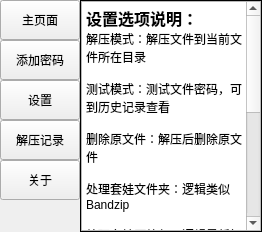
This is ui 原文件.ui in PPJUST/OnlyUnzip as Qt 5 draws it before an edit. The edited form follows.
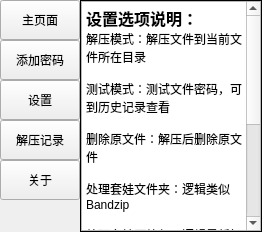
This is the edited form. The open tabs and pages were chosen to show the change.

Commit message: 更新文本

Diff of the .ui file:
```diff
--- a/ui 原文件.ui
+++ b/ui 原文件.ui
@@ -540,9 +540,9 @@
 &lt;p style=&quot;-qt-paragraph-type:empty; margin-top:0px; margin-bottom:0px; margin-left:0px; margin-right:0px; -qt-block-indent:0; text-indent:0px;&quot;&gt;&lt;br /&gt;&lt;/p&gt;
 &lt;p style=&quot; margin-top:0px; margin-bottom:0px; margin-left:0px; margin-right:0px; -qt-block-indent:0; text-indent:0px;&quot;&gt;处理套娃文件夹：逻辑类似Bandzip&lt;/p&gt;
 &lt;p style=&quot;-qt-paragraph-type:empty; margin-top:0px; margin-bottom:0px; margin-left:0px; margin-right:0px; -qt-block-indent:0; text-indent:0px;&quot;&gt;&lt;br /&gt;&lt;/p&gt;
-&lt;p style=&quot; margin-top:0px; margin-bottom:0px; margin-left:0px; margin-right:0px; -qt-block-indent:0; text-indent:0px;&quot;&gt;处理套娃压缩包：逻辑是将解压后的文件再次运行解压测试（偷懒的做法）&lt;/p&gt;
+&lt;p style=&quot; margin-top:0px; margin-bottom:0px; margin-left:0px; margin-right:0px; -qt-block-indent:0; text-indent:0px;&quot;&gt;处理套娃压缩包：逻辑是将解压后的文件再次运行解压&lt;/p&gt;
 &lt;p style=&quot;-qt-paragraph-type:empty; margin-top:0px; margin-bottom:0px; margin-left:0px; margin-right:0px; -qt-block-indent:0; text-indent:0px;&quot;&gt;&lt;br /&gt;&lt;/p&gt;
-&lt;p style=&quot; margin-top:0px; margin-bottom:0px; margin-left:0px; margin-right:0px; -qt-block-indent:0; text-indent:0px;&quot;&gt;仅识别压缩包：压缩包的识别基于magic库+排除后缀xlsx、xls、csv、doc、docx、ppt、pptx、jar、odt、epub、apk、pkg（排除项和图种会被检测为不是压缩包，需要解压请关闭该选项）&lt;/p&gt;
+&lt;p style=&quot; margin-top:0px; margin-bottom:0px; margin-left:0px; margin-right:0px; -qt-block-indent:0; text-indent:0px;&quot;&gt;仅识别压缩包：压缩包的识别基于filetype库+指定的压缩文件后缀（EXE文件与图种不会被识别为压缩包，需要解压请关闭该选项）&lt;/p&gt;
 &lt;p style=&quot;-qt-paragraph-type:empty; margin-top:0px; margin-bottom:0px; margin-left:0px; margin-right:0px; -qt-block-indent:0; text-indent:0px;&quot;&gt;&lt;br /&gt;&lt;/p&gt;
 &lt;p style=&quot; margin-top:0px; margin-bottom:0px; margin-left:0px; margin-right:0px; -qt-block-indent:0; text-indent:0px;&quot;&gt;&lt;span style=&quot; font-size:12pt; font-weight:600;&quot;&gt;源码：&lt;/span&gt;https://github.com/PPJUST/only_unzip&lt;/p&gt;&lt;/body&gt;&lt;/html&gt;</string>
           </property>
```
The commit also changes 1 other file.
